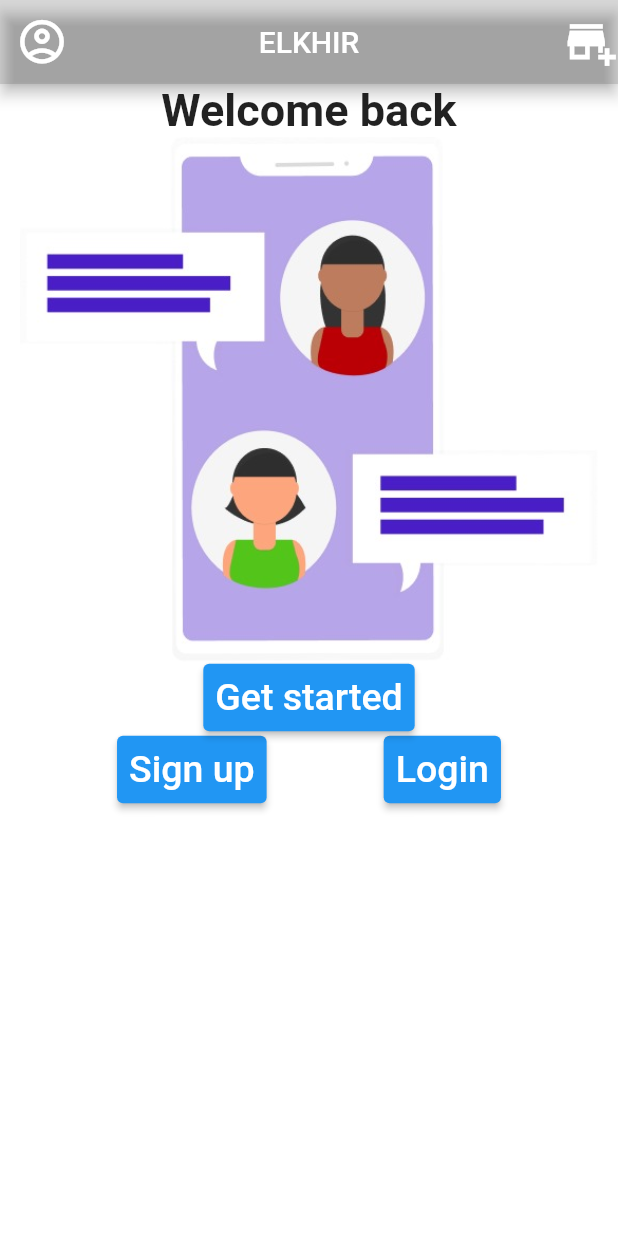
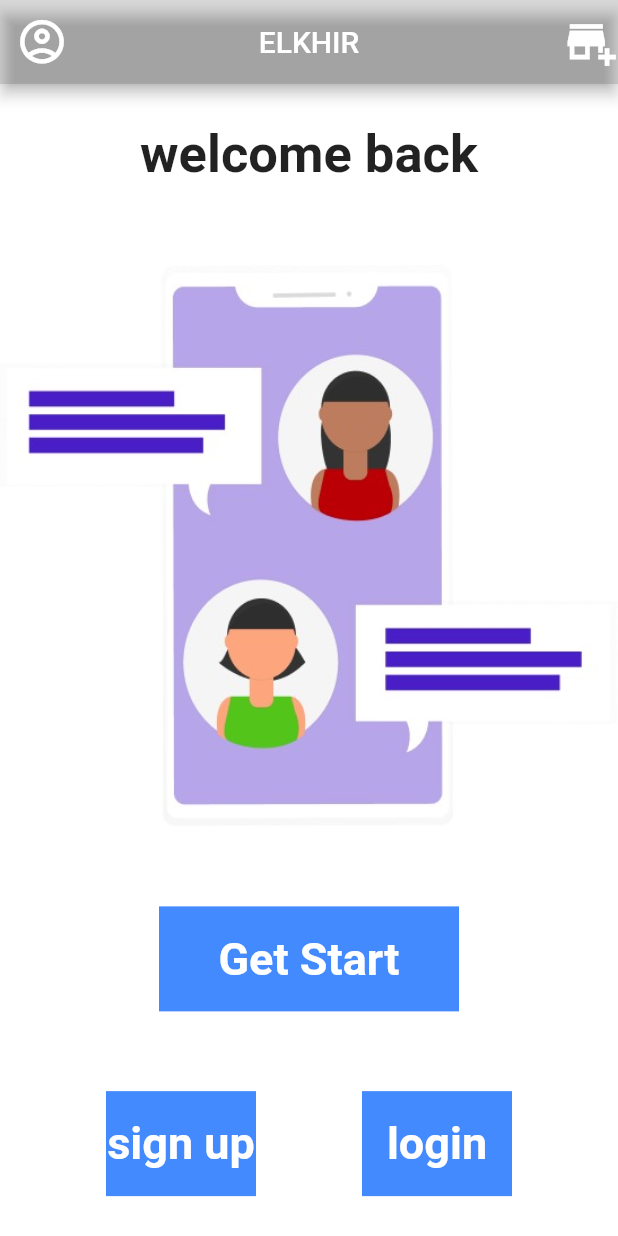
Before and after one commit to adhamhegazy00/flutterFirst, a Flutter app: the screen it shows after launch, on a phone screen of 412 x 824 dp. Run offline on Flutter 3.47's test engine with Material 2 defaults, Android fonts, the phone set to English and light mode, and no system bars.

Commit message:
Task 1 finished edit

```diff
--- a/lib/screens/home_screen_screens.dart
+++ b/lib/screens/home_screen_screens.dart
@@ -1,90 +1,67 @@
 import 'package:flutter/material.dart';
-import 'package:untitled2/widget/my_col_widget.dart';
-
 
 class MyScreen extends StatelessWidget {
-
   const MyScreen({super.key});
 
   @override
   Widget build(BuildContext context) {
-    return  Scaffold(
+    return Scaffold(
         backgroundColor: Colors.white,
         appBar: AppBar(
-          backgroundColor: Colors.black12 ,
-          leading:const Icon(Icons.account_circle_outlined,size: 35,) ,
+            backgroundColor: Colors.black12,
+            leading: const Icon(
+              Icons.account_circle_outlined,
+              size: 35,
+            ),
             centerTitle: true,
             title: const Text('ELKHIR'),
             actions: const [
-            Icon(Icons.add_business,size:35,),
-          ]
+              Icon(
+                Icons.add_business,
+                size: 35,
               ),
+            ]),
+        body: SafeArea(
+            child: Column(mainAxisAlignment: MainAxisAlignment.spaceAround,
+          crossAxisAlignment: CrossAxisAlignment.center,
+          children: [
+            const Text(
+              'welcome back',
+              style: TextStyle(fontSize: 35, fontWeight: FontWeight.bold),
+            ),
+            Image.asset('assets/img1.jpg'),
+            const MyCont(textk: 'Get Start', widthk: 200),
+            const Row(
+              mainAxisAlignment: MainAxisAlignment.spaceEvenly,
+              children: [
+                MyCont(textk: 'sign up', widthk: 100),
+               MyCont(textk: 'login', widthk: 100)
+              ],
+            )
+          ],
+        )));
+  }
+}
 
-      body:
-      Column(
-        verticalDirection: VerticalDirection.up,
-        mainAxisSize: MainAxisSize.min,
+class MyCont extends StatelessWidget {
+  final String textk;
 
-        children: [
-          Row(
-            crossAxisAlignment: CrossAxisAlignment.end,
-            mainAxisAlignment: MainAxisAlignment.spaceEvenly,
+  final double widthk;
 
-            children: [
-              TextButton(
+  const MyCont({super.key, required this.textk, required this.widthk});
 
+  @override
+  Widget build(BuildContext context) {
+    return Container(
+      height: 70,
+      width: widthk,
+      color: Colors.blueAccent,
+      alignment: Alignment.center,
       child: Text(
-                  "Sign up",
-                  style: TextStyle(fontSize: 25),
-
+        textk,
+        style: const TextStyle(
+            color: Colors.white, fontSize: 30, fontWeight: FontWeight.bold),
       ),
-
-                onPressed: () {},
-                style: TextButton.styleFrom(
-                    foregroundColor: Colors.white,
-                    elevation: 2,
-                    backgroundColor: Colors.blue),
-              ),
-
-              TextButton(
-
-                child: Text(
-                  "Login",
-                  style: TextStyle(fontSize: 25),
-
-                ),
-
-                onPressed: () {},
-                style: TextButton.styleFrom(
-                    foregroundColor: Colors.white,
-                    elevation: 2,
-                    backgroundColor: Colors.blue),
-              ),
-
-            ],
-          ),
-
-          TextButton(
-            child: Text(
-              "Get started",
-              style: TextStyle(fontSize: 25),
-            ),
-
-            onPressed: () =>null,
-            style: TextButton.styleFrom(
-                foregroundColor: Colors.white,
-                elevation: 2,
-                backgroundColor: Colors.blue),
-          ),
-
-          Image.asset('assets/img1.jpg',height: 350,),
-          const Text("Welcome back", style: TextStyle(fontSize: 30,fontWeight:FontWeight.bold )),
-
-        ],
-
-      ),
-
-
     );
   }
 }
--- a/lib/widget/myrow_widget.dart
+++ b/lib/widget/myrow_widget.dart
@@ -9,8 +9,7 @@ class Myrow extends StatelessWidget {
 
   @override
   Widget build(BuildContext context,) {
-    return const Row(crossAxisAlignment: CrossAxisAlignment.center,
-      mainAxisAlignment: MainAxisAlignment.end,
+    return const Row(
       children:[
         Mycol(txt:'Welcome' ,
             clr: Colors.cyan,
```
Lines whose indentation alone changed are shown as unchanged.
